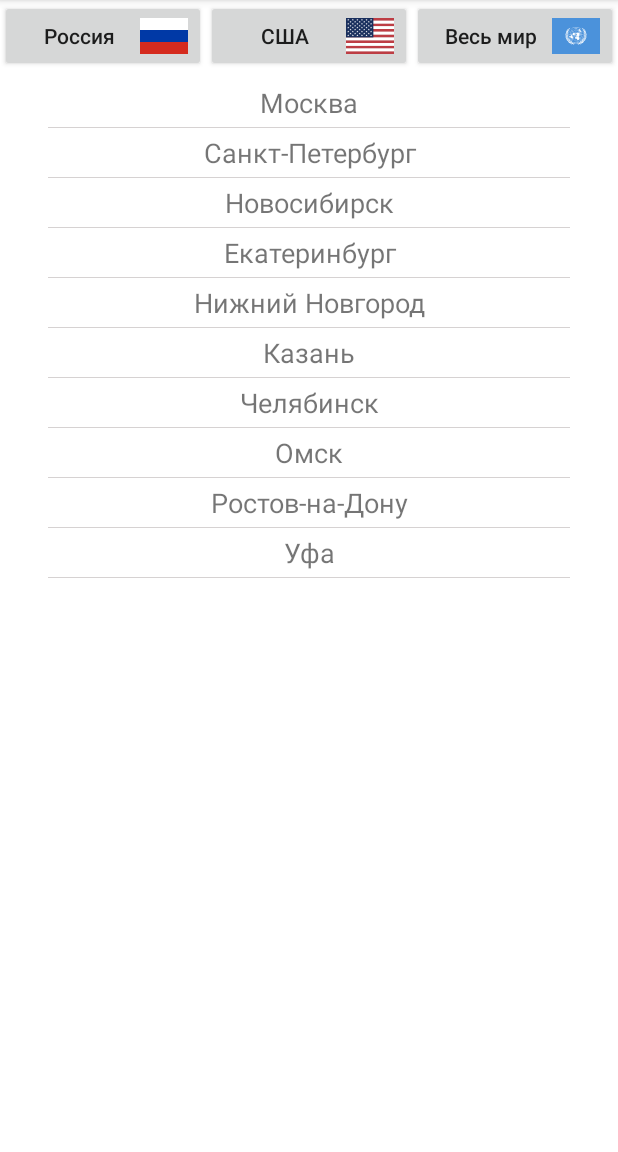
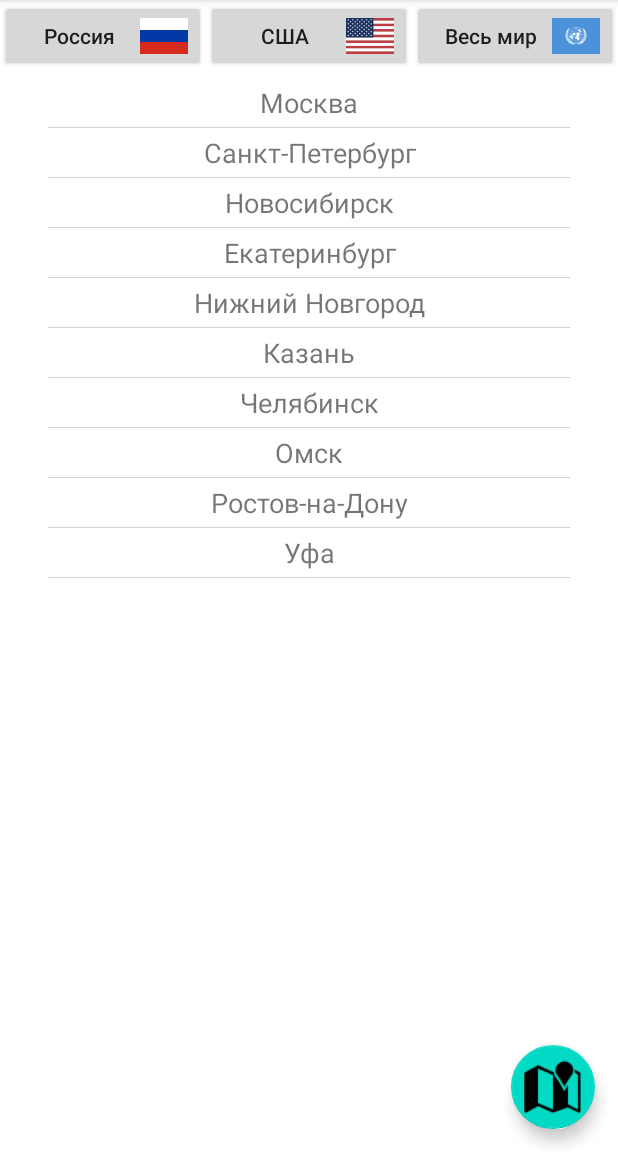
Before and after one commit to NDedov/weather3, an Android app: the screen it shows after launch (MainActivity), on a phone screen of 412 x 824 dp, the part 84-1236 px from its top. Run offline under Robolectric (Android 15) with nearby library versions, the phone set to English and light mode, and no system bars; our stand-ins replace Room's generated code.

Commit message:
Lesson10. В WeatherListFragment.kt добавлена проверка и получение FINE_LOCATION, Добавлено получение координат

```diff
--- a/app/src/main/AndroidManifest.xml
+++ b/app/src/main/AndroidManifest.xml
@@ -5,8 +5,13 @@
 
     <uses-permission android:name="android.permission.ACCESS_NETWORK_STATE" />
     <uses-permission android:name="android.permission.INTERNET"/>
+
     <uses-permission android:name="android.permission.READ_CONTACTS"/>
     <uses-permission android:name="android.permission.CALL_PHONE" />
+
+    <uses-permission android:name="android.permission.ACCESS_COARSE_LOCATION" />
+    <uses-permission android:name="android.permission.ACCESS_FINE_LOCATION" />
+
 
     <application
         android:name="WeatherApp"
--- a/app/src/main/java/com/example/weather/utils/Constants.kt
+++ b/app/src/main/java/com/example/weather/utils/Constants.kt
@@ -10,3 +10,5 @@ const val LOCATION_USA = "LOCATION_USA"
 const val LOCATION_WORLD = "LOCATION_WORLD"
 
 const val ROOM_DB_WEATHER = "ROOM_DB_WEATHER"
+
+const val CONTENT_PROVIDER_FRAGMENT_TAG = "CONTENT_PROVIDER_FRAGMENT_TAG"
--- a/app/src/main/res/layout/fragment_weather_list.xml
+++ b/app/src/main/res/layout/fragment_weather_list.xml
@@ -1,13 +1,17 @@
 <?xml version="1.0" encoding="utf-8"?>
-<LinearLayout xmlns:android="http://schemas.android.com/apk/res/android"
+<androidx.constraintlayout.widget.ConstraintLayout xmlns:android="http://schemas.android.com/apk/res/android"
     android:layout_width="match_parent"
     android:layout_height="match_parent"
     xmlns:app="http://schemas.android.com/apk/res-auto"
     android:orientation="vertical">
 
     <LinearLayout
+        android:id="@+id/buttonCountriesPanel"
         android:layout_width="match_parent"
         android:layout_height="wrap_content"
+        app:layout_constraintTop_toTopOf="parent"
+        app:layout_constraintStart_toStartOf="parent"
+        app:layout_constraintEnd_toEndOf="parent"
         android:orientation="horizontal">
         <androidx.appcompat.widget.AppCompatButton
             android:id="@+id/russianButton"
@@ -37,6 +41,9 @@
 
     <androidx.recyclerview.widget.RecyclerView
         android:id="@+id/weatherListRecyclerView"
+        app:layout_constraintStart_toStartOf="parent"
+        app:layout_constraintEnd_toEndOf="parent"
+        app:layout_constraintTop_toBottomOf="@id/buttonCountriesPanel"
         android:layout_marginTop="@dimen/little_margin"
         app:layoutManager="androidx.recyclerview.widget.LinearLayoutManager"
         android:layout_width="match_parent"
@@ -45,10 +52,23 @@
 
     <ProgressBar
         android:id="@+id/loadingProgress"
+        app:layout_constraintStart_toStartOf="parent"
+        app:layout_constraintEnd_toEndOf="parent"
+        app:layout_constraintTop_toBottomOf="@id/weatherListRecyclerView"
         android:max="100"
         android:progress="0"
         android:layout_width="wrap_content"
         android:layout_height="wrap_content"
         android:layout_gravity="center"
         />
-</LinearLayout>
+    <com.google.android.material.floatingactionbutton.FloatingActionButton
+        android:id="@+id/userLocationWeatherFAB"
+        android:layout_width="wrap_content"
+        android:layout_height="wrap_content"
+        android:layout_margin="15dp"
+        android:src="@android:drawable/ic_dialog_map"
+        app:layout_constraintBottom_toBottomOf="parent"
+        app:layout_constraintEnd_toEndOf="parent"
+        app:maxImageSize="@dimen/max_size_fab" />
+
+</androidx.constraintlayout.widget.ConstraintLayout>
--- a/app/src/main/res/values/dimens.xml
+++ b/app/src/main/res/values/dimens.xml
@@ -7,4 +7,5 @@
     <dimen name="recycler_divider_height">0.5dp</dimen>
     <dimen name="margin_recycler_divider">32dp</dimen>
     <dimen name="little_margin">4dp</dimen>
+    <dimen name="max_size_fab">40dp</dimen>
 </resources>
--- a/app/src/main/res/values/strings.xml
+++ b/app/src/main/res/values/strings.xml
@@ -5,4 +5,9 @@
     <string name="world_button_text">Весь мир</string>
     <string name="history">История</string>
     <string name="contacts_text">Контакты</string>
+
+    <string name="location_permission_title_text">Доступ к локации</string>
+    <string name="location_permission_message">Объяснение Объяснение Объяснение Объяснение</string>
+    <string name="permission_positive_text">Предоставить доступ</string>
+    <string name="permission_negative_text">Не надо</string>
 </resources>
```
Also changed, not shown: app/src/main/java/com/example/weather/MainActivity.kt (+7 -1 lines), app/src/main/java/com/example/weather/view/weatherlist/WeatherListFragment.kt (+72 -0 lines), app/src/main/java/com/example/weather/utils/Utils.kt (line endings or trailing spaces).
